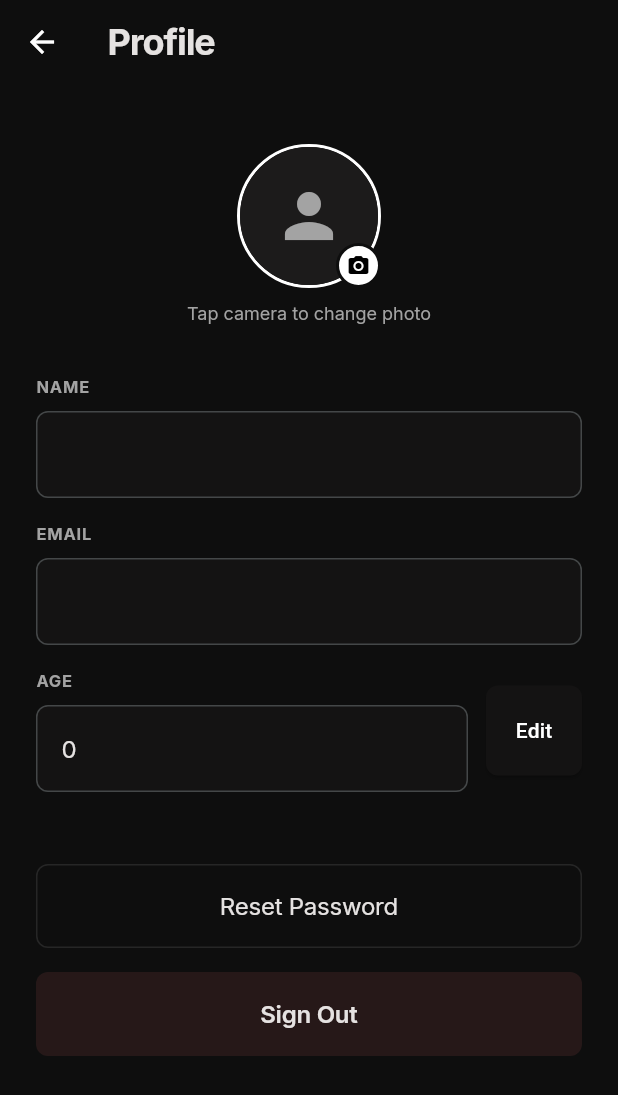
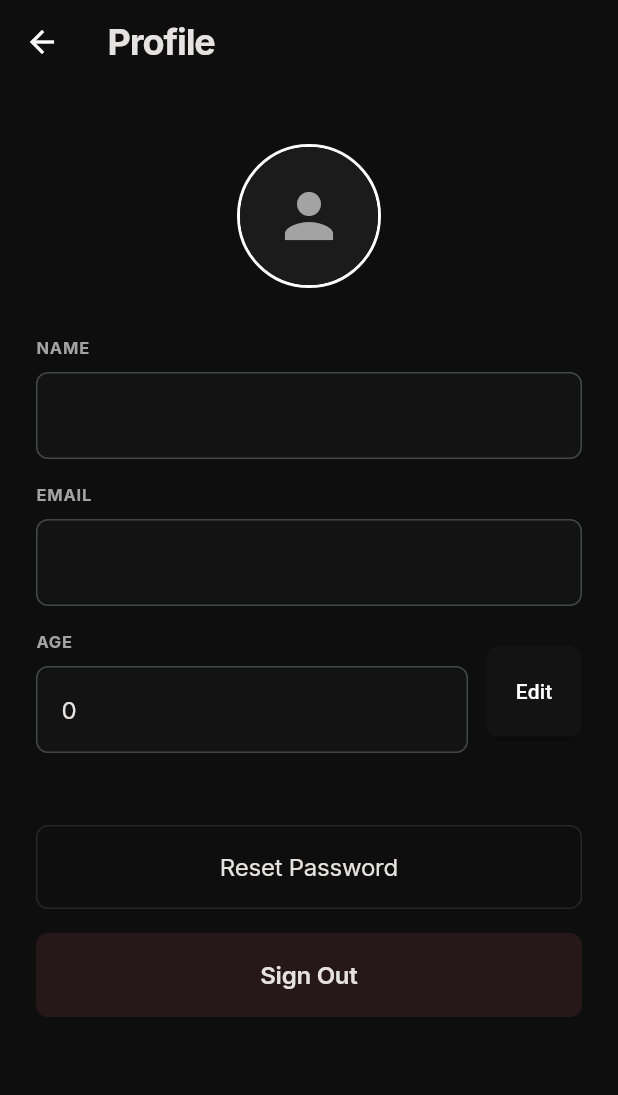
Before and after one commit to Mortarion002/aiops-command, a Flutter app: the ProfileScreen screen opened by its route, on a phone screen of 412 x 824 dp. Shown: the top 1095 px of the screen. Run offline on Flutter 3.47's test engine with Material 3 defaults, Android fonts, the phone set to English and light mode, and no system bars; our stand-ins replace cloud_firestore, firebase_auth, firebase_core, flutter_riverpod, go_router, google_fonts and 1 more; accounts and stored records are empty; generated files the repository leaves out were written again.

Commit message:
Remove Firebase Storage/image_picker, keep Gmail photo as avatar

```diff
--- a/lib/features/auth/models/app_user.dart
+++ b/lib/features/auth/models/app_user.dart
@@ -3,14 +3,12 @@ class AppUser {
   final String email;
   final String name;
   final int? age;
-  final String? photoUrl;
 
   const AppUser({
     required this.id,
     required this.email,
     required this.name,
     this.age,
-    this.photoUrl,
   });
 
   AppUser copyWith({
@@ -18,14 +16,12 @@ class AppUser {
     String? email,
     String? name,
     int? age,
-    String? photoUrl,
   }) {
     return AppUser(
       id: id ?? this.id,
       email: email ?? this.email,
       name: name ?? this.name,
       age: age ?? this.age,
-      photoUrl: photoUrl ?? this.photoUrl,
     );
   }
 
@@ -35,7 +31,6 @@ class AppUser {
       'email': email,
       'name': name,
       'age': age,
-      'photoUrl': photoUrl,
     };
   }
 
@@ -45,7 +40,6 @@ class AppUser {
       email: map['email'] ?? '',
       name: map['name'] ?? '',
       age: map['age']?.toInt(),
-      photoUrl: map['photoUrl'],
     );
   }
 }
--- a/lib/features/settings/screens/profile_screen.dart
+++ b/lib/features/settings/screens/profile_screen.dart
@@ -1,9 +1,5 @@
-import 'dart:io';
 import 'package:flutter/material.dart';
 import 'package:flutter_riverpod/flutter_riverpod.dart';
-import 'package:image_picker/image_picker.dart';
-import 'package:firebase_storage/firebase_storage.dart';
-import 'package:firebase_auth/firebase_auth.dart';
 import '../../../core/theme/app_colors.dart';
 import '../../../core/theme/app_text_styles.dart';
 import '../../auth/providers/auth_provider.dart';
@@ -19,56 +15,6 @@ class ProfileScreen extends ConsumerStatefulWidget {
 }
 
 class _ProfileScreenState extends ConsumerState<ProfileScreen> {
-  bool _uploadingPhoto = false;
-
-  Future<void> _pickAndUploadPhoto(User firebaseUser) async {
-    final picker = ImagePicker();
-    final picked = await picker.pickImage(
-      source: ImageSource.gallery,
-      imageQuality: 75,
-      maxWidth: 512,
-      maxHeight: 512,
-    );
-    if (picked == null) return;
-
-    setState(() => _uploadingPhoto = true);
-    try {
-      final file = File(picked.path);
-      final ref = FirebaseStorage.instance
-          .ref()
-          .child('profile_pictures/${firebaseUser.uid}.jpg');
-
-      await ref.putFile(file);
-      final downloadUrl = await ref.getDownloadURL();
-
-      // Save to Firebase Auth
-      await firebaseUser.updatePhotoURL(downloadUrl);
-
-      // Save to Firestore
-      final repo = this.ref.read(userRepositoryProvider);
-      final currentUser = this.ref.read(currentUserProfileProvider).value;
-      if (currentUser != null) {
-        await repo.updateUser(currentUser.copyWith(photoUrl: downloadUrl));
-      } else {
-        await repo.createUser(AppUser(
-          id: firebaseUser.uid,
-          email: firebaseUser.email ?? '',
-          name: firebaseUser.displayName ?? '',
-          photoUrl: downloadUrl,
-        ));
-      }
-
-      this.ref.invalidate(currentUserProfileProvider);
-    } catch (e) {
-      if (mounted) {
-        ScaffoldMessenger.of(context).showSnackBar(
-          SnackBar(content: Text('Failed to upload photo: $e'), backgroundColor: AppColors.error),
-        );
-      }
-    } finally {
-      if (mounted) setState(() => _uploadingPhoto = false);
-    }
-  }
 
   Future<void> _showEditAgeDialog(String uid, AppUser? appUser) async {
     final controller = TextEditingController(text: appUser?.age?.toString() ?? '');
@@ -156,8 +102,8 @@ class _ProfileScreenState extends ConsumerState<ProfileScreen> {
     final firebaseUser = ref.watch(authProvider).value;
     final appUserAsync = ref.watch(currentUserProfileProvider);
 
-    // Determine photo URL: Firestore → Firebase Auth (Gmail photo) → null
-    final String? photoUrl = appUserAsync.value?.photoUrl ?? firebaseUser?.photoURL;
+    // Show Gmail/Google profile photo if available
+    final String? photoUrl = firebaseUser?.photoURL;
 
     return Scaffold(
       backgroundColor: AppColors.background,
@@ -178,12 +124,9 @@ class _ProfileScreenState extends ConsumerState<ProfileScreen> {
             children: [
               const SizedBox(height: 16),
 
-              // ── Avatar with upload button ──────────────────────────────
+              // ── Avatar (Gmail photo or default icon) ───────────────────
               Center(
-                child: Stack(
-                  children: [
-                    // Photo circle
-                    Container(
+                child: Container(
                   width: 96,
                   height: 96,
                   decoration: BoxDecoration(
@@ -191,14 +134,7 @@ class _ProfileScreenState extends ConsumerState<ProfileScreen> {
                     border: Border.all(color: AppColors.primary, width: 2),
                   ),
                   child: ClipOval(
-                        child: _uploadingPhoto
-                            ? Container(
-                                color: AppColors.surfaceContainer,
-                                child: const Center(
-                                  child: CircularProgressIndicator(strokeWidth: 2),
-                                ),
-                              )
-                            : photoUrl != null
+                    child: photoUrl != null
                         ? Image.network(
                             photoUrl,
                             fit: BoxFit.cover,
@@ -213,38 +149,8 @@ class _ProfileScreenState extends ConsumerState<ProfileScreen> {
                           ),
                   ),
                 ),
-
-                    // Camera badge
-                    Positioned(
-                      bottom: 0,
-                      right: 0,
-                      child: GestureDetector(
-                        onTap: firebaseUser == null
-                            ? null
-                            : () => _pickAndUploadPhoto(firebaseUser),
-                        child: Container(
-                          width: 30,
-                          height: 30,
-                          decoration: BoxDecoration(
-                            color: AppColors.primary,
-                            shape: BoxShape.circle,
-                            border: Border.all(color: AppColors.background, width: 2),
-                          ),
-                          child: const Icon(Icons.camera_alt, size: 16, color: Colors.black),
-                        ),
-                      ),
-                    ),
-                  ],
-                ),
               ),
 
-              const SizedBox(height: 8),
-              Center(
-                child: Text(
-                  'Tap camera to change photo',
-                  style: AppTextStyles.bodyMd.copyWith(color: AppColors.mutedText, fontSize: 12),
-                ),
-              ),
               const SizedBox(height: 32),
 
               // ── Info fields ────────────────────────────────────────────
--- a/pubspec.yaml
+++ b/pubspec.yaml
@@ -45,8 +45,6 @@ dependencies:
   share_plus: ^13.1.0
   intl: ^0.20.2
   uuid: ^4.5.3
-  image_picker: ^1.1.2
-  firebase_storage: ^13.3.0
 
 dev_dependencies:
   flutter_test:
```
Also changed, not shown: pubspec.lock, 1 other file. Lines whose indentation alone changed are shown as unchanged.
